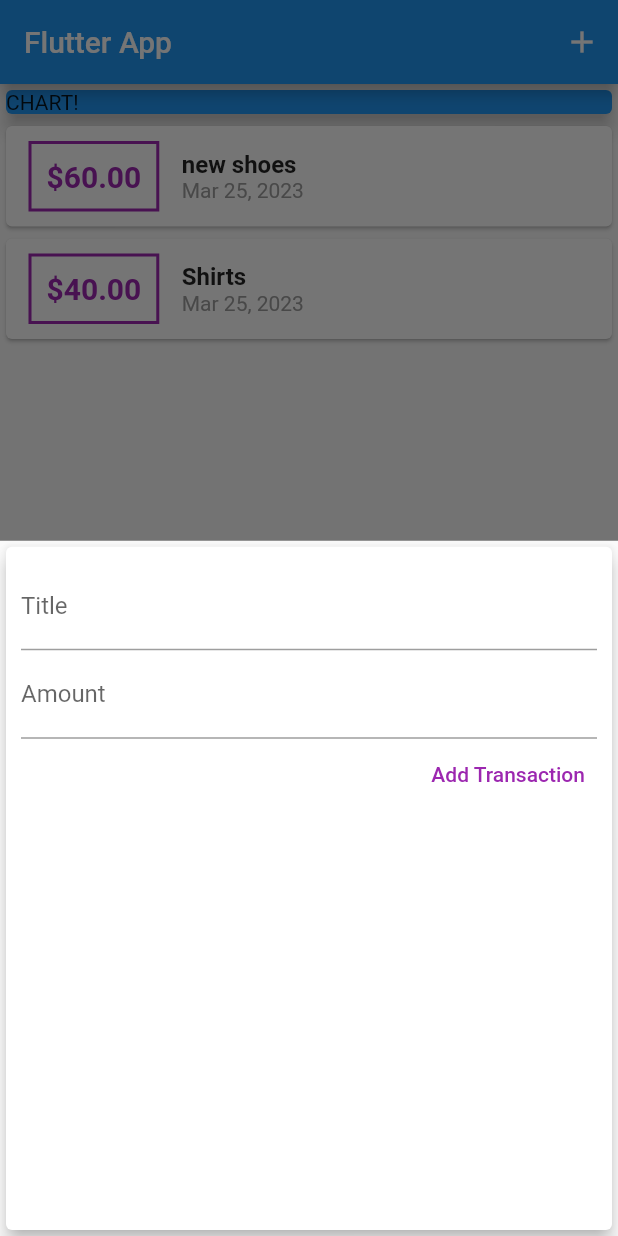
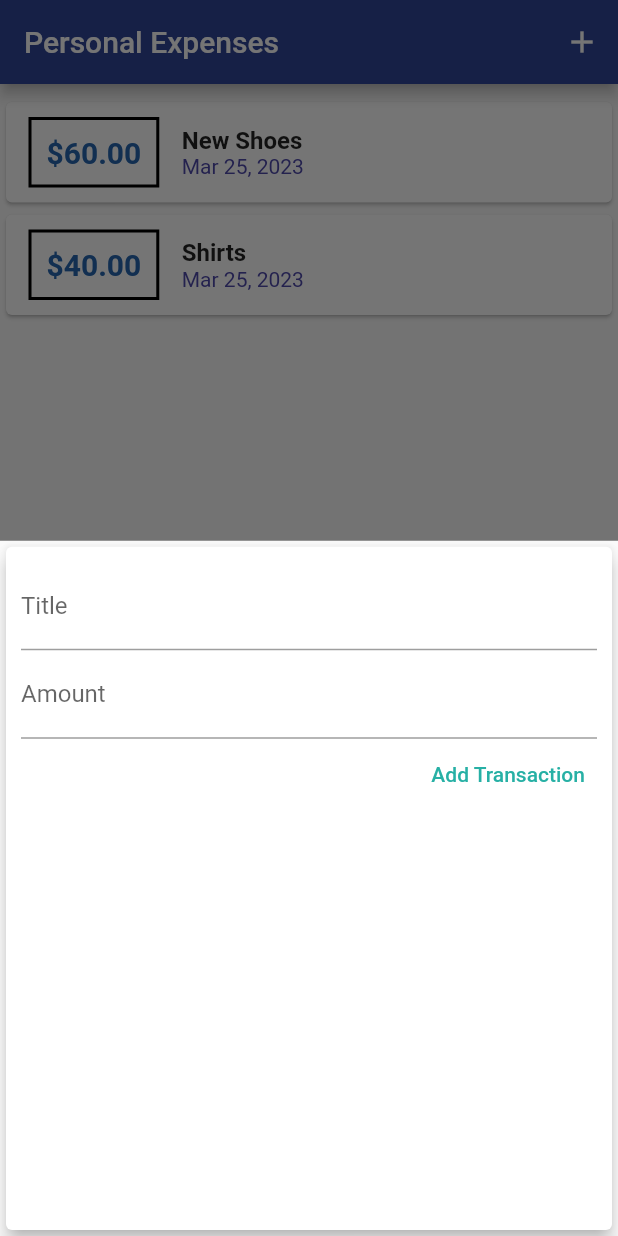
Before and after one commit to kartikpachori/PersonalExpensesApp, a Flutter app: the screen it shows after launch, after a tap on the "add" icon, on a phone screen of 412 x 824 dp. Run offline on Flutter 3.47's test engine with Material 2 defaults, Android fonts, the phone set to English and light mode, and no system bars.

Commit message:
theme changes

```diff
--- a/lib/main.dart
+++ b/lib/main.dart
@@ -14,7 +14,7 @@ class _MyAppState extends State<MyApp> {
   @override
   Widget build(BuildContext context) {
     return MaterialApp(
-      title: 'Flutter App',
+      title: 'Personal Expenses',
       home: MyHomePage(),
     ); // MaterialApp
   }
@@ -31,7 +31,7 @@ class _MyHomePageState extends State<MyHomePage> {
   final List<Transaction> _userTransactions = [
     Transaction(
       id: 't1',
-      title: 'new shoes',
+      title: 'New Shoes',
       amount: 60.00,
       date: DateTime.now(),
     ),
@@ -72,7 +72,8 @@ class _MyHomePageState extends State<MyHomePage> {
   Widget build(BuildContext context) {
     return Scaffold(
       appBar: AppBar(
-        title: const Text('Flutter App'),
+        backgroundColor: Color.fromARGB(255, 49, 70, 153),
+        title: const Text('Personal Expenses'),
         actions: <Widget>[
           IconButton(
             icon: Icon(Icons.add),
@@ -90,7 +91,6 @@ class _MyHomePageState extends State<MyHomePage> {
               child: const Card(
                 color: Colors.blue,
                 elevation: 5,
-                child: Text('CHART!'),
               ),
             ),
             TransactionList(_userTransactions),
@@ -100,6 +100,8 @@ class _MyHomePageState extends State<MyHomePage> {
       floatingActionButtonLocation: FloatingActionButtonLocation.centerFloat,
       floatingActionButton: FloatingActionButton(
         child: Icon(Icons.add),
+        backgroundColor: Colors.yellow[800],
+        focusColor: Colors.black,
         onPressed: () => _startAddNewTransaction(context),
       ), // Center
     ); // Scaffold
--- a/lib/widgets/new_transaction.dart
+++ b/lib/widgets/new_transaction.dart
@@ -54,7 +54,7 @@ class _NewtransactionState extends State<Newtransaction> {
             TextButton(
               child: Text('Add Transaction'),
               style: TextButton.styleFrom(
-                primary: Colors.purple,
+                primary: Color.fromARGB(255, 39, 176, 165),
               ),
               onPressed: submitData,
             )
--- a/lib/widgets/transaction_list.dart
+++ b/lib/widgets/transaction_list.dart
@@ -25,7 +25,7 @@ class TransactionList extends StatelessWidget {
                   ),
                   decoration: BoxDecoration(
                     border: Border.all(
-                      color: Colors.purple,
+                      color: Color.fromARGB(255, 0, 0, 0),
                       width: 2,
                     ),
                   ),
@@ -35,7 +35,7 @@ class TransactionList extends StatelessWidget {
                     style: const TextStyle(
                       fontWeight: FontWeight.bold,
                       fontSize: 20,
-                      color: Colors.purple,
+                      color: Color.fromARGB(255, 39, 103, 176),
                     ),
                   ),
                 ),
@@ -49,7 +49,8 @@ class TransactionList extends StatelessWidget {
                     ),
                     Text(
                       DateFormat.yMMMd().format(transactions[index].date),
-                      style: const TextStyle(color: Colors.grey),
+                      style: const TextStyle(
+                          color: Color.fromARGB(255, 79, 74, 171)),
                     ),
                   ],
                 ),
```
